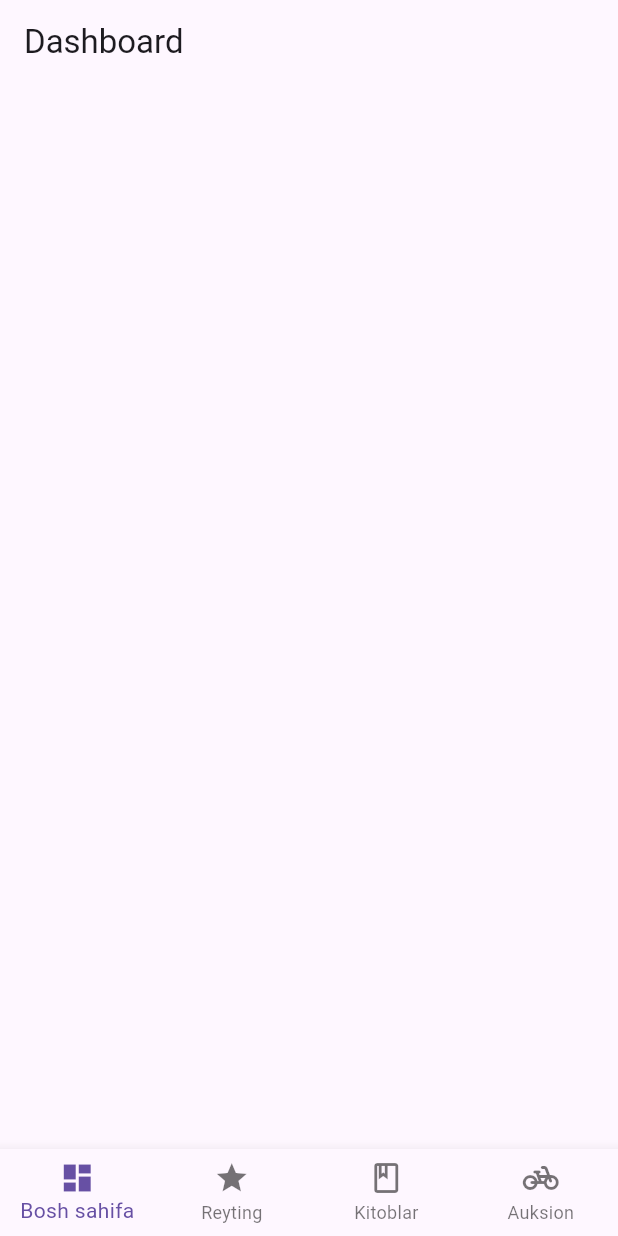
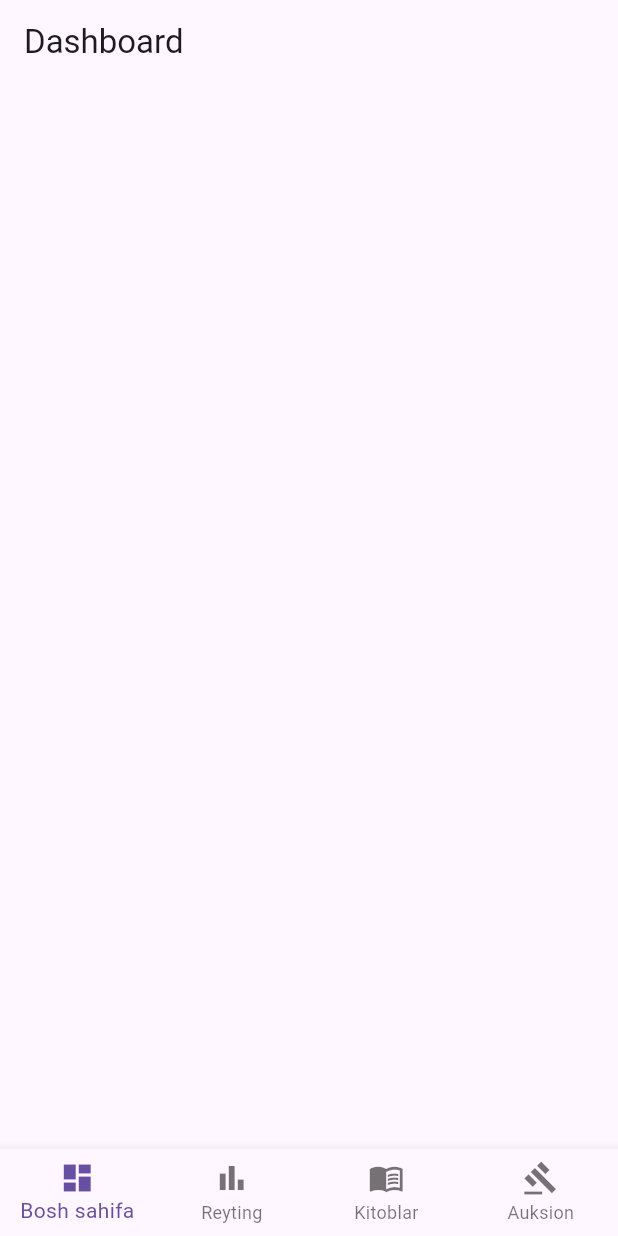
Before and after one commit to Shaxzodbek2614/codial_coin, a Flutter app: the screen it shows after launch, on a phone screen of 412 x 824 dp. Run offline on Flutter 3.47's test engine with Material 3 defaults, Android fonts, the phone set to English and light mode, and no system bars.

Commit message:
BottomNavigationBar barni toliq holda

```diff
--- a/lib/pages/main/main_page.dart
+++ b/lib/pages/main/main_page.dart
@@ -12,17 +12,16 @@ class MainPage extends StatefulWidget {
 }
 
 class _MainPageState extends State<MainPage> {
-
   List<Widget> pages = [
     Dashboard(),
     ReytingPage(),
     KitoblarPage(),
-    AuksionPage()
+    AuksionPage(),
   ];
 
   int currentIndex = 0;
 
-  void onTap(int index){
+  void onTap(int index) {
     setState(() {
       currentIndex = index;
     });
@@ -35,13 +34,23 @@ class _MainPageState extends State<MainPage> {
       bottomNavigationBar: BottomNavigationBar(
         type: BottomNavigationBarType.fixed,
         currentIndex: currentIndex,
-          onTap: onTap,
-          items: [
-        BottomNavigationBarItem(icon: Icon(Icons.dashboard),label: "Bosh sahifa"),
-        BottomNavigationBarItem(icon: Icon(Icons.star),label: "Reyting"),
-        BottomNavigationBarItem(icon: Icon(Icons.book_outlined),label: "Kitoblar"),
-        BottomNavigationBarItem(icon: Icon(Icons.pedal_bike_rounded),label: "Auksion"),
-      ]),
+        onTap: onTap,
+        items: [
+          BottomNavigationBarItem(
+            icon: Icon(Icons.dashboard),
+            label: "Bosh sahifa",
+          ),
+          BottomNavigationBarItem(
+            icon:Icon(Icons.bar_chart),
+            label: "Reyting",
+          ),
+          BottomNavigationBarItem(
+            icon: Icon(Icons.menu_book),
+            label: "Kitoblar",
+          ),
+          BottomNavigationBarItem(icon: Icon(Icons.gavel), label: "Auksion"),
+        ],
+      ),
     );
   }
 }
--- a/pubspec.yaml
+++ b/pubspec.yaml
@@ -19,7 +19,7 @@ publish_to: 'none' # Remove this line if you wish to publish to pub.dev
 version: 1.0.0+1
 
 environment:
-  sdk: ^3.11.1
+   sdk: '>=3.9.2 <4.0.0'
 
 # Dependencies specify other packages that your package needs in order to work.
 # To automatically upgrade your package dependencies to the latest versions
```
Also changed, not shown: pubspec.lock.
